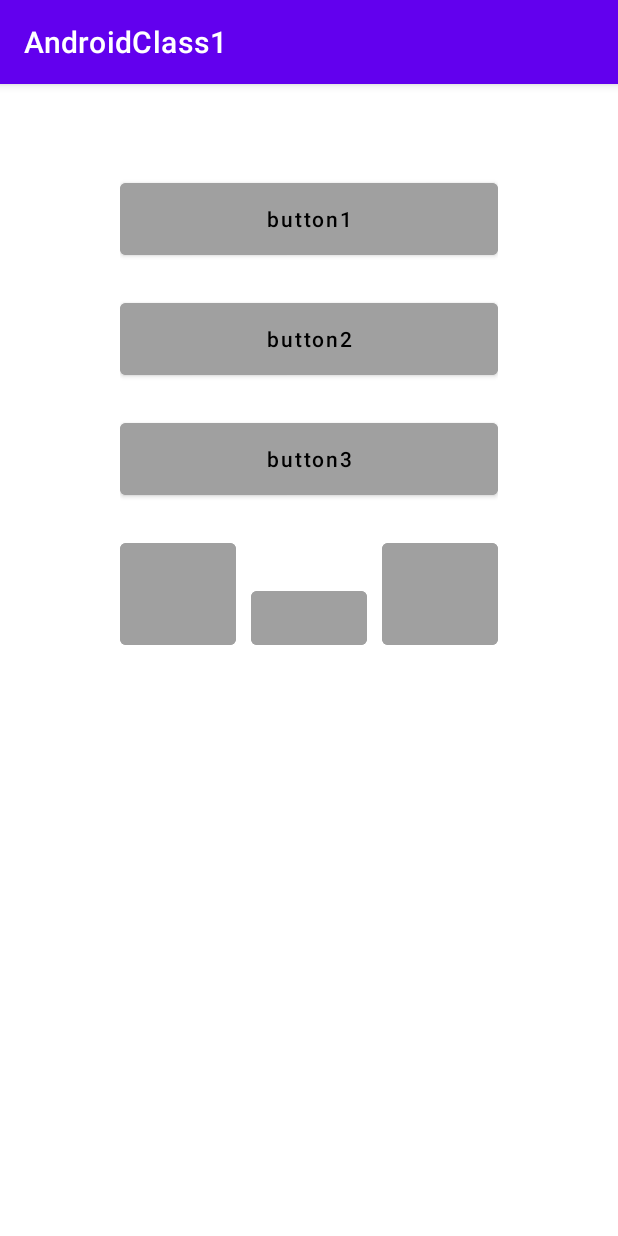
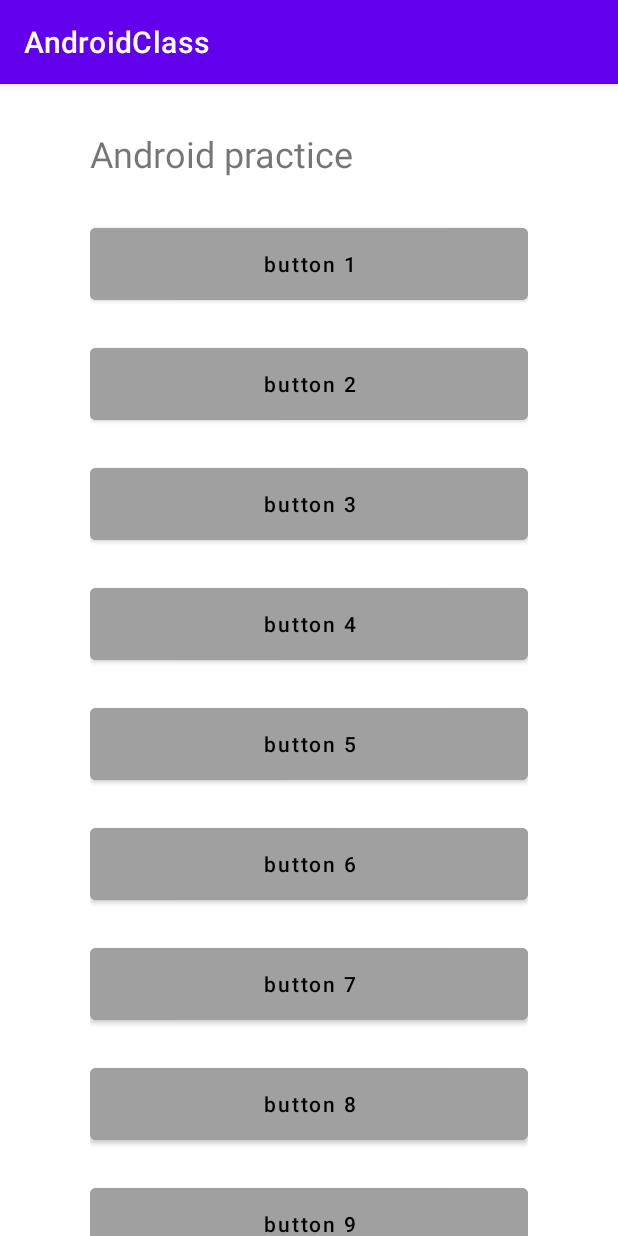
Before and after one commit to zycsustc/AndroidJunior, an Android app: the screen it shows after launch (MainActivity), on a phone screen of 412 x 824 dp. Run offline under Robolectric (Android 15) with nearby library versions, the phone set to English and light mode, and no system bars.

Commit message:
[yichi][feat] build frame layout xml and add screen shots

```diff
--- a/app/src/main/java/com/example/myapplication/MainActivity.kt
+++ b/app/src/main/java/com/example/myapplication/MainActivity.kt
@@ -6,6 +6,6 @@ import android.os.Bundle
 class MainActivity : AppCompatActivity() {
     override fun onCreate(savedInstanceState: Bundle?) {
         super.onCreate(savedInstanceState)
-        setContentView(R.layout.linear_layout)
+        setContentView(R.layout.frame_layout)
     }
 }
--- /dev/null
+++ b/app/src/main/res/layout/frame_layout.xml
@@ -0,0 +1,129 @@
+<?xml version="1.0" encoding="utf-8"?>
+<FrameLayout xmlns:android="http://schemas.android.com/apk/res/android"
+    android:layout_width="match_parent"
+    android:layout_height="match_parent"
+    android:layout_marginHorizontal="60dp">
+
+    <TextView
+        android:layout_width="match_parent"
+        android:layout_height="wrap_content"
+        android:layout_marginTop="30dp"
+        android:text="@string/android_practice"
+        android:textSize="24sp" />
+
+    <ScrollView
+        android:layout_width="match_parent"
+        android:layout_height="wrap_content"
+        android:layout_marginTop="60dp">
+
+        <LinearLayout
+            android:layout_width="match_parent"
+            android:layout_height="wrap_content"
+            android:orientation="vertical">
+
+            <Button
+                android:layout_width="match_parent"
+                android:layout_height="wrap_content"
+                android:layout_marginTop="30dp"
+                android:layout_marginBottom="10dp"
+                android:height="@dimen/button_height"
+                android:backgroundTint="@color/gray"
+                android:text="@string/button1"
+                android:textAllCaps="false"
+                android:textColor="@color/black" />
+
+            <Button
+                android:layout_width="match_parent"
+                android:layout_height="wrap_content"
+                android:layout_marginVertical="10dp"
+                android:height="@dimen/button_height"
+                android:backgroundTint="@color/gray"
+                android:text="@string/button2"
+                android:textAllCaps="false"
+                android:textColor="@color/black" />
+
+            <Button
+                android:layout_width="match_parent"
+                android:layout_height="wrap_content"
+                android:layout_marginVertical="10dp"
+                android:height="@dimen/button_height"
+                android:backgroundTint="@color/gray"
+                android:text="@string/button3"
+                android:textAllCaps="false"
+                android:textColor="@color/black" />
+
+            <Button
+                android:layout_width="match_parent"
+                android:layout_height="wrap_content"
+                android:layout_marginVertical="10dp"
+                android:height="@dimen/button_height"
+                android:backgroundTint="@color/gray"
+                android:text="@string/button4"
+                android:textAllCaps="false"
+                android:textColor="@color/black" />
+
+            <Button
+                android:layout_width="match_parent"
+                android:layout_height="wrap_content"
+                android:layout_marginVertical="10dp"
+                android:height="@dimen/button_height"
+                android:backgroundTint="@color/gray"
+                android:text="@string/button5"
+                android:textAllCaps="false"
+                android:textColor="@color/black" />
+
+            <Button
+                android:layout_width="match_parent"
+                android:layout_height="wrap_content"
+                android:layout_marginVertical="10dp"
+                android:height="@dimen/button_height"
+                android:backgroundTint="@color/gray"
+                android:text="@string/button6"
+                android:textAllCaps="false"
+                android:textColor="@color/black" />
+
+
+            <Button
+                android:layout_width="match_parent"
+                android:layout_height="wrap_content"
+                android:layout_marginVertical="10dp"
+                android:height="@dimen/button_height"
+                android:backgroundTint="@color/gray"
+                android:text="@string/button7"
+                android:textAllCaps="false"
+                android:textColor="@color/black" />
+
+            <Button
+                android:layout_width="match_parent"
+                android:layout_height="wrap_content"
+                android:layout_marginVertical="10dp"
+                android:height="@dimen/button_height"
+                android:backgroundTint="@color/gray"
+                android:text="@string/button8"
+                android:textAllCaps="false"
+                android:textColor="@color/black" />
+
+            <Button
+                android:layout_width="match_parent"
+                android:layout_height="wrap_content"
+                android:layout_marginVertical="10dp"
+                android:height="@dimen/button_height"
+                android:backgroundTint="@color/gray"
+                android:text="@string/button9"
+                android:textAllCaps="false"
+                android:textColor="@color/black" />
+
+            <Button
+                android:layout_width="match_parent"
+                android:layout_height="wrap_content"
+                android:layout_marginVertical="10dp"
+                android:height="@dimen/button_height"
+                android:backgroundTint="@color/gray"
+                android:text="@string/button10"
+                android:textAllCaps="false"
+                android:textColor="@color/black" />
+        </LinearLayout>
+
+    </ScrollView>
+
+</FrameLayout>
--- /dev/null
+++ b/app/src/main/res/values/dimens.xml
@@ -0,0 +1,4 @@
+<?xml version="1.0" encoding="utf-8"?>
+<resources>
+    <dimen name="button_height">60dp</dimen>
+</resources>
--- a/app/src/main/res/values/strings.xml
+++ b/app/src/main/res/values/strings.xml
@@ -1,6 +1,14 @@
 <resources>
-    <string name="app_name">AndroidClass1</string>
-    <string name="button1">button1</string>
-    <string name="button2">button2</string>
-    <string name="button3">button3</string>
+    <string name="app_name">AndroidClass</string>
+    <string name="button1">button 1</string>
+    <string name="button2">button 2</string>
+    <string name="button3">button 3</string>
+    <string name="button4">button 4</string>
+    <string name="button5">button 5</string>
+    <string name="button6">button 6</string>
+    <string name="button7">button 7</string>
+    <string name="button8">button 8</string>
+    <string name="button9">button 9</string>
+    <string name="button10">button 10</string>
+    <string name="android_practice">Android practice</string>
 </resources>
```
Also changed, not shown: 302 other files.
